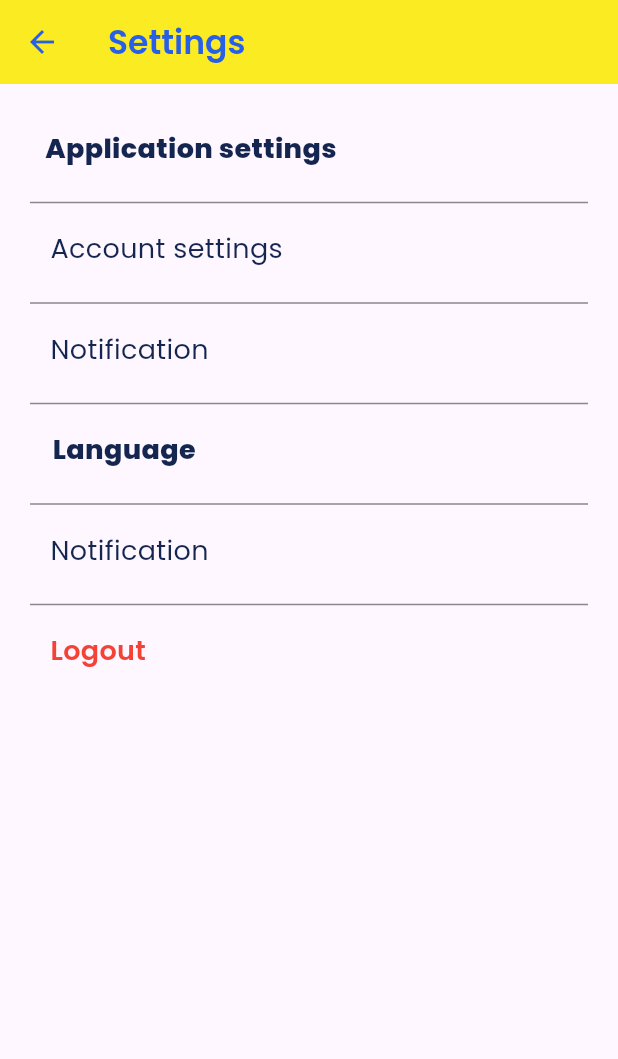
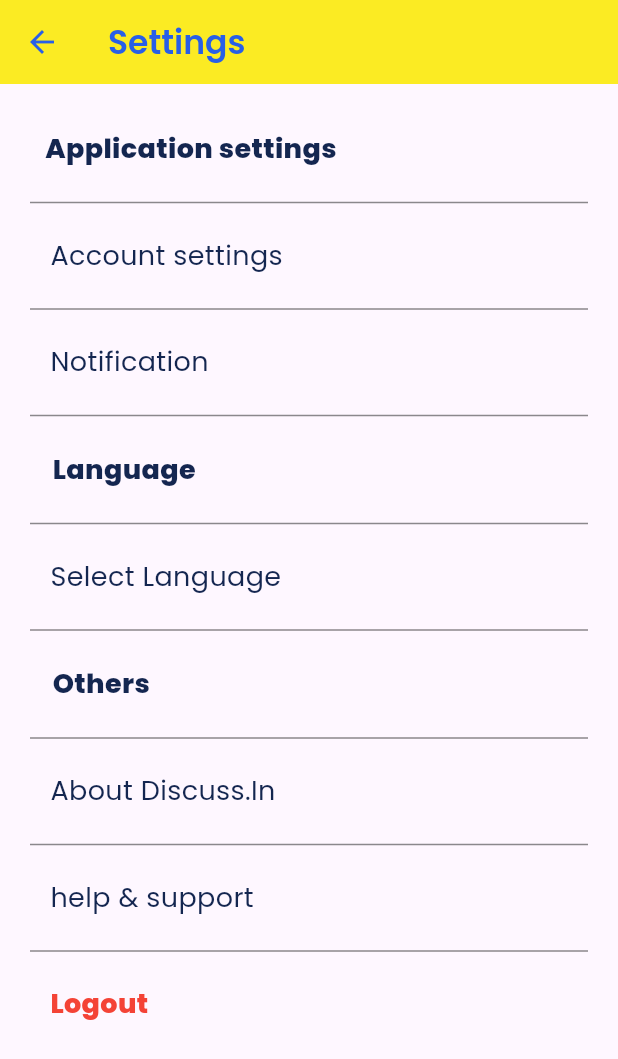
Before and after one commit to yashagozwan/discussin-mobile, a Flutter app: the SettingScreen screen opened directly, on a phone screen of 412 x 824 dp. Shown: the top 1059 px of the screen. Run offline on Flutter 3.47's test engine with Material 2 defaults, Android fonts, the phone set to English and light mode, and no system bars; our stand-ins replace cached_network_image, dio, flutter_riverpod, flutter_svg, flutter_svg_provider, image_picker and 3 more; missing offline and left inert: cloudinary_sdk, comment_tree, dart:ffi; accounts and stored records are empty; network calls fail; statements that could not run were skipped.

Commit message:
update settings screen

```diff
--- a/lib/src/screen/settings/setting_screen.dart
+++ b/lib/src/screen/settings/setting_screen.dart
@@ -81,15 +81,27 @@ class _SettingScreenState extends ConsumerState<SettingScreen> {
           ),
         ),
         Container(
-          margin: const EdgeInsets.fromLTRB(0, 10, 0, 0),
+          margin: const EdgeInsets.fromLTRB(0, 0, 0, 0),
+          child: SizedBox(
+            height: 55,
+            width: 385,
             child: InkWell(
-            splashColor: Colors.black45,
+              borderRadius: BorderRadius.circular(8),
+              highlightColor:
+                  const Color.fromARGB(255, 109, 118, 125).withOpacity(0.4),
+              splashColor:
+                  const Color.fromARGB(255, 179, 207, 180).withOpacity(0.5),
               onTap: () {},
               child: SizedBox(
-              width: 345,
+                width: 350,
+                child: Padding(
+                  padding: const EdgeInsets.only(left: 0),
                   child: Row(
                     mainAxisAlignment: MainAxisAlignment.start,
                     children: const [
+                      SizedBox(
+                        width: 20,
+                      ),
                       TextPro(
                         "Account settings",
                         fontSize: 18,
@@ -99,8 +111,7 @@ class _SettingScreenState extends ConsumerState<SettingScreen> {
                 ),
               ),
             ),
-        const SizedBox(
-          height: 15,
+          ),
         ),
         const Padding(
           padding: EdgeInsets.fromLTRB(20, 0, 20, 0),
@@ -110,15 +121,27 @@ class _SettingScreenState extends ConsumerState<SettingScreen> {
           ),
         ),
         Container(
-          margin: const EdgeInsets.fromLTRB(0, 10, 0, 0),
+          margin: const EdgeInsets.fromLTRB(0, 0, 0, 0),
+          child: SizedBox(
+            height: 55,
+            width: 385,
             child: InkWell(
-            splashColor: Colors.black45,
+              borderRadius: BorderRadius.circular(8),
+              highlightColor:
+                  const Color.fromARGB(255, 109, 118, 125).withOpacity(0.4),
+              splashColor:
+                  const Color.fromARGB(255, 179, 207, 180).withOpacity(0.5),
               onTap: () {},
               child: SizedBox(
-              width: 345,
+                width: 350,
+                child: Padding(
+                  padding: const EdgeInsets.only(left: 0),
                   child: Row(
                     mainAxisAlignment: MainAxisAlignment.start,
                     children: const [
+                      SizedBox(
+                        width: 20,
+                      ),
                       TextPro(
                         "Notification",
                         fontSize: 18,
@@ -128,8 +151,7 @@ class _SettingScreenState extends ConsumerState<SettingScreen> {
                 ),
               ),
             ),
-        const SizedBox(
-          height: 15,
+          ),
         ),
         const Padding(
           padding: EdgeInsets.fromLTRB(20, 0, 20, 0),
@@ -139,7 +161,7 @@ class _SettingScreenState extends ConsumerState<SettingScreen> {
           ),
         ),
         Container(
-          margin: const EdgeInsets.fromLTRB(35, 10, 0, 0),
+          margin: const EdgeInsets.fromLTRB(35, 15, 0, 0),
           child: Row(
             mainAxisAlignment: MainAxisAlignment.start,
             children: const [
@@ -162,22 +184,56 @@ class _SettingScreenState extends ConsumerState<SettingScreen> {
           ),
         ),
         Container(
-          margin: const EdgeInsets.fromLTRB(0, 10, 0, 0),
+          margin: const EdgeInsets.fromLTRB(0, 0, 0, 0),
+          child: SizedBox(
+            height: 55,
+            width: 385,
             child: InkWell(
-            splashColor: Colors.black45,
+              borderRadius: BorderRadius.circular(8),
+              highlightColor:
+                  const Color.fromARGB(255, 109, 118, 125).withOpacity(0.4),
+              splashColor:
+                  const Color.fromARGB(255, 179, 207, 180).withOpacity(0.5),
               onTap: () {},
               child: SizedBox(
-              width: 345,
+                width: 350,
+                child: Padding(
+                  padding: const EdgeInsets.only(left: 0),
                   child: Row(
                     mainAxisAlignment: MainAxisAlignment.start,
                     children: const [
+                      SizedBox(
+                        width: 20,
+                      ),
                       TextPro(
-                    "Notification",
+                        "Select Language",
                         fontSize: 18,
                       ),
                     ],
                   ),
                 ),
+              ),
+            ),
+          ),
+        ),
+        const Padding(
+          padding: EdgeInsets.fromLTRB(20, 0, 20, 0),
+          child: Divider(
+            thickness: 1,
+            color: Colors.black45,
+          ),
+        ),
+        Container(
+          margin: const EdgeInsets.fromLTRB(35, 15, 0, 0),
+          child: Row(
+            mainAxisAlignment: MainAxisAlignment.start,
+            children: const [
+              TextPro(
+                "Others",
+                fontSize: 18,
+                fontWeight: FontWeight.w800,
+              ),
+            ],
           ),
         ),
         const SizedBox(
@@ -191,9 +247,93 @@ class _SettingScreenState extends ConsumerState<SettingScreen> {
           ),
         ),
         Container(
-          margin: const EdgeInsets.fromLTRB(0, 10, 0, 0),
+          margin: const EdgeInsets.fromLTRB(0, 0, 0, 0),
+          child: SizedBox(
+            height: 55,
+            width: 385,
             child: InkWell(
-            splashColor: Colors.black45,
+              borderRadius: BorderRadius.circular(8),
+              highlightColor:
+                  const Color.fromARGB(255, 109, 118, 125).withOpacity(0.4),
+              splashColor:
+                  const Color.fromARGB(255, 179, 207, 180).withOpacity(0.5),
+              onTap: () {},
+              child: SizedBox(
+                width: 350,
+                child: Padding(
+                  padding: const EdgeInsets.only(left: 0),
+                  child: Row(
+                    mainAxisAlignment: MainAxisAlignment.start,
+                    children: const [
+                      SizedBox(
+                        width: 20,
+                      ),
+                      TextPro(
+                        "About Discuss.In",
+                        fontSize: 18,
+                      ),
+                    ],
+                  ),
+                ),
+              ),
+            ),
+          ),
+        ),
+        const Padding(
+          padding: EdgeInsets.fromLTRB(20, 0, 20, 0),
+          child: Divider(
+            thickness: 1,
+            color: Colors.black45,
+          ),
+        ),
+        SizedBox(
+          height: 55,
+          width: 385,
+          child: InkWell(
+            borderRadius: BorderRadius.circular(8),
+            highlightColor:
+                const Color.fromARGB(255, 109, 118, 125).withOpacity(0.4),
+            splashColor:
+                const Color.fromARGB(255, 179, 207, 180).withOpacity(0.5),
+            onTap: () {},
+            child: SizedBox(
+              width: 350,
+              child: Padding(
+                padding: const EdgeInsets.only(left: 0),
+                child: Row(
+                  mainAxisAlignment: MainAxisAlignment.start,
+                  children: const [
+                    SizedBox(
+                      width: 20,
+                    ),
+                    TextPro(
+                      "help & support",
+                      fontSize: 18,
+                    ),
+                  ],
+                ),
+              ),
+            ),
+          ),
+        ),
+        const Padding(
+          padding: EdgeInsets.fromLTRB(20, 0, 20, 0),
+          child: Divider(
+            thickness: 1,
+            color: Colors.black45,
+          ),
+        ),
+        Container(
+          margin: const EdgeInsets.fromLTRB(0, 0, 0, 0),
+          child: SizedBox(
+            height: 55,
+            width: 385,
+            child: InkWell(
+              borderRadius: BorderRadius.circular(8),
+              highlightColor:
+                  const Color.fromARGB(255, 109, 118, 125).withOpacity(0.4),
+              splashColor:
+                  const Color.fromARGB(255, 179, 207, 180).withOpacity(0.5),
               onTap: () {
                 Navigator.pushReplacement(
                   context,
@@ -206,21 +346,31 @@ class _SettingScreenState extends ConsumerState<SettingScreen> {
                 ref.read(profileViewModel).removeToken();
               },
               child: SizedBox(
-              width: 345,
+                width: 350,
+                child: Padding(
+                  padding: const EdgeInsets.only(left: 0),
                   child: Row(
                     mainAxisAlignment: MainAxisAlignment.start,
                     children: const [
+                      SizedBox(
+                        width: 20,
+                      ),
                       TextPro(
                         "Logout",
+                        fontSize: 18,
+                        fontWeight: FontWeight.w800,
                         color: Colors.red,
-                    fontWeight: FontWeight.w600,
-                    fontSize: 18,
                       ),
                     ],
                   ),
                 ),
               ),
             ),
+          ),
+        ),
+        const SizedBox(
+          height: 15,
+        ),
       ],
     );
   }
```
Lines whose indentation alone changed are shown as unchanged.
